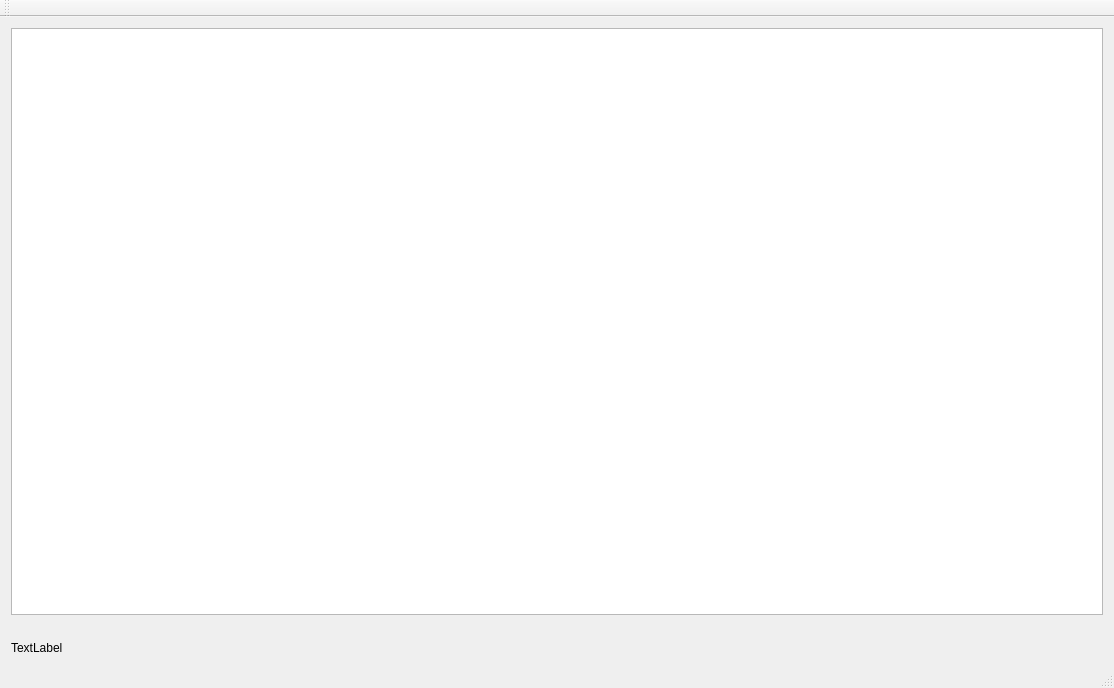
The window that mainwindow.ui (follower/crustation) describes before a commit, drawn with Qt 5.
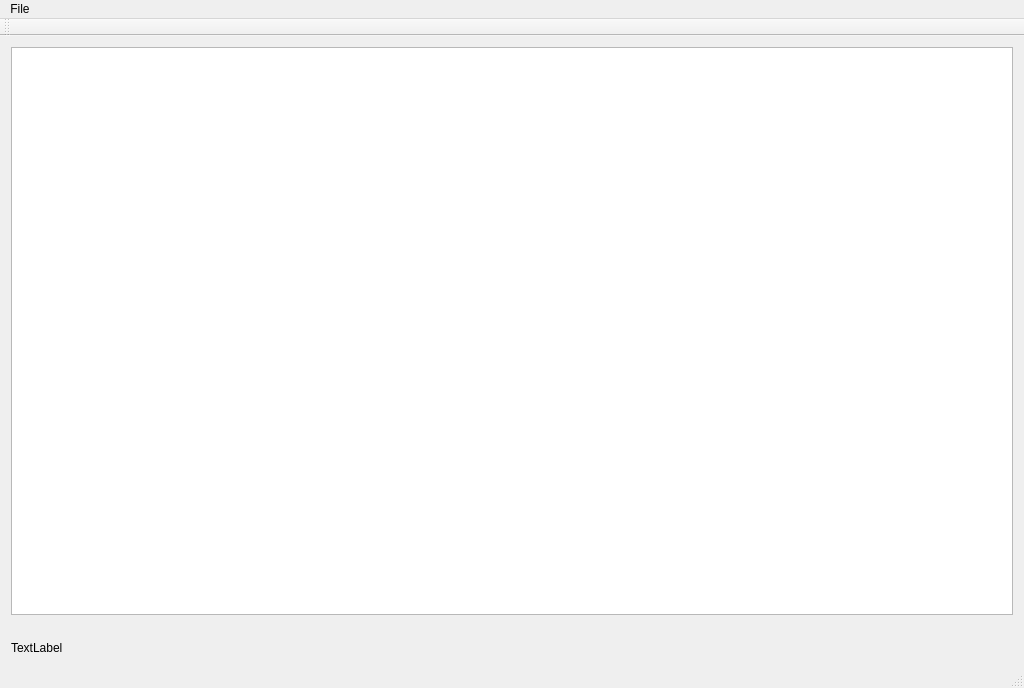
The same window after the commit.

Commit message:
Pull file loading into separate method. Add a "File > Open..." menu & functionality.
Note: Currently freezes UI/responsiveness when opening file.

Diff of the .ui file:
```diff
--- a/mainwindow.ui
+++ b/mainwindow.ui
@@ -6,7 +6,7 @@
    <rect>
     <x>0</x>
     <y>0</y>
-    <width>1114</width>
+    <width>1024</width>
     <height>688</height>
    </rect>
   </property>
@@ -54,10 +54,17 @@
     <rect>
      <x>0</x>
      <y>0</y>
-     <width>1114</width>
+     <width>1024</width>
      <height>22</height>
     </rect>
    </property>
+   <widget class="QMenu" name="menuFile">
+    <property name="title">
+     <string>File</string>
+    </property>
+    <addaction name="actionOpen"/>
+   </widget>
+   <addaction name="menuFile"/>
   </widget>
   <widget class="QToolBar" name="mainToolBar">
    <attribute name="toolBarArea">
```
Left out of the diff: 8 changed lines with no effect on the pictures. The commit also changes 2 other files.
